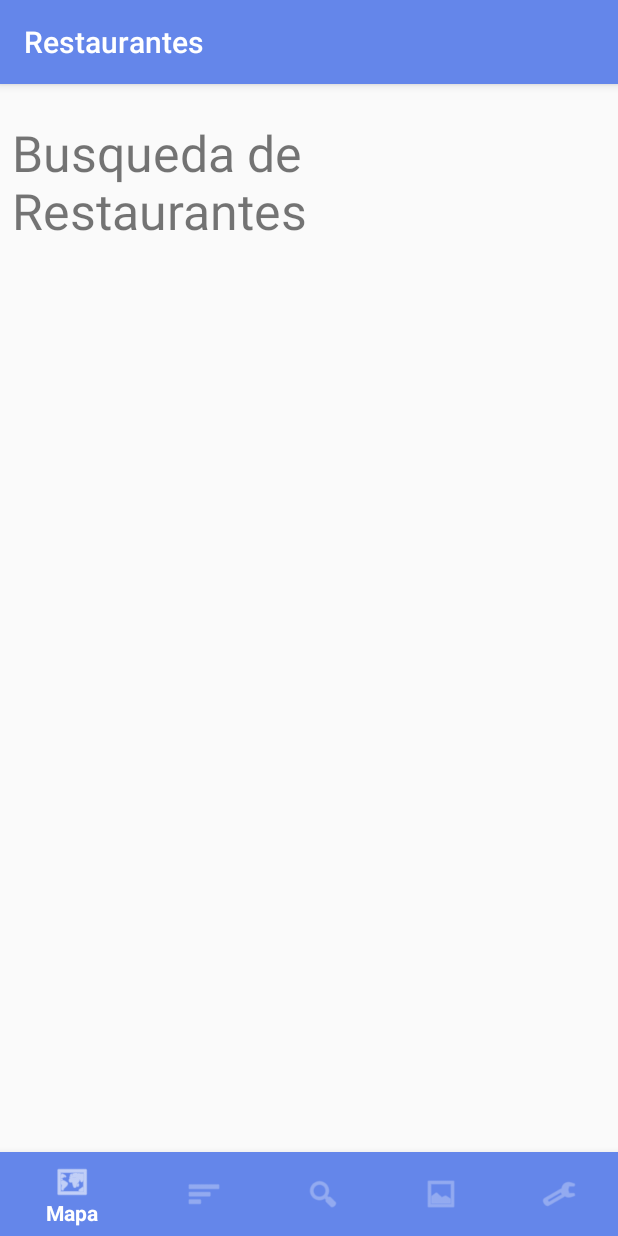
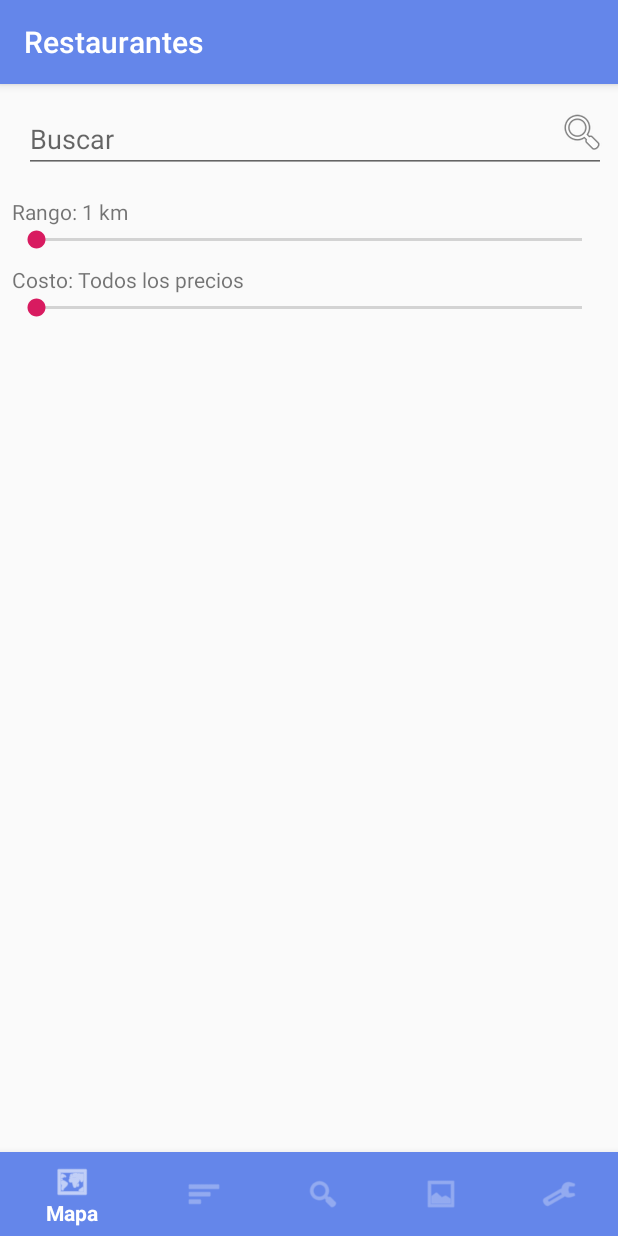
Before and after one commit to agarita/Proyecto1-Electiva, an Android app: the fragment Fragment_Busca placed in its activity, on a phone screen of 412 x 824 dp. Run offline under Robolectric (Android 15) with nearby library versions, the phone set to English and light mode, and no system bars.

Commit message:
Se agrega a la interfaz opciones de busqueda
Se agrega para poder buscar por texto, por rango y por precio

```diff
--- a/Aplicacion/app/src/main/java/com/example/restaurantes/Fragment_Busca.java
+++ b/Aplicacion/app/src/main/java/com/example/restaurantes/Fragment_Busca.java
@@ -1,6 +1,7 @@
 package com.example.restaurantes;
 
 import android.content.Intent;
+import android.os.Build;
 import android.support.v4.app.Fragment;
 import android.support.v7.app.AppCompatActivity;
 import android.os.Bundle;
@@ -8,6 +9,10 @@ import android.view.LayoutInflater;
 import android.view.View;
 import android.view.ViewGroup;
 import android.widget.EditText;
+import android.widget.ImageView;
+import android.widget.SeekBar;
+import android.widget.TextView;
+import android.widget.Toast;
 
 public class Fragment_Busca extends Fragment {
     View rootView;
@@ -24,6 +29,98 @@ public class Fragment_Busca extends Fragment {
         // Inflate the layout for this fragment
         rootView= inflater.inflate(R.layout.fragment_busca, container, false);
 
+        inicializarSeekBars();
+
+        ImageView imgBusqueda = rootView.findViewById(R.id.btnBuscar);
+        imgBusqueda.setOnClickListener(new View.OnClickListener() {
+            @Override
+            public void onClick(View v) {
+                buscar();
+            }
+        });
+
+
         return rootView;
     }
+
+    public void inicializarSeekBars(){
+        //Distancia de busqueda
+        final SeekBar distaciaSeekbar = rootView.findViewById(R.id.seekDistanciaBusqueda);
+        distaciaSeekbar.setMax(10);
+        if (Build.VERSION.SDK_INT >= Build.VERSION_CODES.O) {
+            distaciaSeekbar.setMin(1);
+        }
+        distaciaSeekbar.setProgress(1);
+
+
+        distaciaSeekbar.setOnSeekBarChangeListener(new SeekBar.OnSeekBarChangeListener() {
+            @Override
+            public void onProgressChanged(SeekBar seekBar, int i, boolean b) {
+                actualizarDistancia(i);
+            }
+
+            @Override
+            public void onStopTrackingTouch(SeekBar seekBar) {
+
+            }
+
+            @Override
+            public void onStartTrackingTouch(SeekBar seekBar) {
+
+            }
+
+        });
+
+
+        //Costo de busqueda
+        final SeekBar costoSeekbar = rootView.findViewById(R.id.seekCosto);
+        costoSeekbar.setMax(3);
+        if (Build.VERSION.SDK_INT >= Build.VERSION_CODES.O) {
+            distaciaSeekbar.setMin(1);
+        }
+        distaciaSeekbar.setProgress(1);
+
+
+        costoSeekbar.setOnSeekBarChangeListener(new SeekBar.OnSeekBarChangeListener() {
+            @Override
+            public void onProgressChanged(SeekBar seekBar, int i, boolean b) {
+                actualizarCosto(i);
+            }
+
+            @Override
+            public void onStopTrackingTouch(SeekBar seekBar) {
+
+            }
+
+            @Override
+            public void onStartTrackingTouch(SeekBar seekBar) {
+
+            }
+
+        });
+    }
+
+    private void actualizarCosto(int i) {
+        TextView txtCosto= rootView.findViewById(R.id.lbCostoValor);
+        if(i==0)
+            txtCosto.setText("Todos los precios");
+        else if(i==1)
+            txtCosto.setText("Barato");
+        else if(i==2)
+            txtCosto.setText("Medio");
+        else if(i==3)
+            txtCosto.setText("Caro");
+        else
+            txtCosto.setText("Error");
+    }
+
+    private void actualizarDistancia(int i){
+        TextView txtDistacia= rootView.findViewById(R.id.lbDistaciaValor);
+        txtDistacia.setText(Integer.toString(i) + " KM");
+    }
+
+    public void buscar(){
+        Toast.makeText(getContext(),"- WIP -",Toast.LENGTH_LONG).show();
+    }
+
 }
--- a/Aplicacion/app/src/main/res/layout/fragment_busca.xml
+++ b/Aplicacion/app/src/main/res/layout/fragment_busca.xml
@@ -18,15 +18,73 @@
         app:layout_constraintStart_toStartOf="parent"
         app:layout_constraintTop_toTopOf="parent">
 
-        <TextView
-            android:id="@+id/lblTitulo"
+        <EditText
+            android:id="@+id/txtBuscar"
+            android:layout_width="match_parent"
+            android:layout_height="43dp"
+            android:layout_marginBottom="8dp"
+            android:layout_marginStart="8dp"
+            android:layout_marginTop="8dp"
+            android:ems="10"
+            android:hint="Buscar"
+            android:imeOptions="actionDone"
+            app:layout_constraintEnd_toEndOf="parent"
+            app:layout_constraintStart_toStartOf="parent" />
+
+        <ImageView
+            android:id="@+id/btnBuscar"
+            android:layout_marginTop="8dp"
             android:layout_width="wrap_content"
             android:layout_height="wrap_content"
-            android:layout_alignParentTop="true"
-            android:layout_centerHorizontal="true"
-            android:layout_marginTop="15dp"
-            android:text="Busqueda de Restaurantes"
-            android:textSize="33sp" />
+            android:layout_alignRight="@id/txtBuscar"
+            android:background="@android:drawable/ic_menu_search"/>
+
+        <TextView
+            android:id="@+id/lbDistacia"
+            android:layout_marginTop="8dp"
+            android:layout_width="wrap_content"
+            android:layout_height="wrap_content"
+            android:layout_below="@+id/txtBuscar"
+            android:text="Rango: "/>
+
+        <TextView
+            android:layout_marginTop="8dp"
+            android:id="@+id/lbDistaciaValor"
+            android:layout_width="wrap_content"
+            android:layout_height="wrap_content"
+            android:layout_below="@+id/txtBuscar"
+            android:layout_toEndOf="@+id/lbDistacia"
+            android:text="1 km" />
+
+        <SeekBar
+            android:id="@+id/seekDistanciaBusqueda"
+            android:layout_width="match_parent"
+            android:layout_height="wrap_content"
+            android:layout_below="@+id/lbDistacia"/>
+
+        <TextView
+            android:id="@+id/lbCosto"
+            android:layout_marginTop="8dp"
+            android:layout_width="wrap_content"
+            android:layout_height="wrap_content"
+            android:layout_below="@+id/seekDistanciaBusqueda"
+            android:text="Costo: "/>
+
+        <TextView
+            android:layout_marginTop="8dp"
+            android:id="@+id/lbCostoValor"
+            android:layout_width="wrap_content"
+            android:layout_height="wrap_content"
+            android:layout_below="@+id/seekDistanciaBusqueda"
+            android:layout_toEndOf="@+id/lbCosto"
+            android:text="Todos los precios" />
+
+        <SeekBar
+            android:id="@+id/seekCosto"
+            android:layout_width="match_parent"
+            android:layout_height="wrap_content"
+            android:layout_below="@+id/lbCostoValor"/>
+
 
 
     </RelativeLayout>
```
